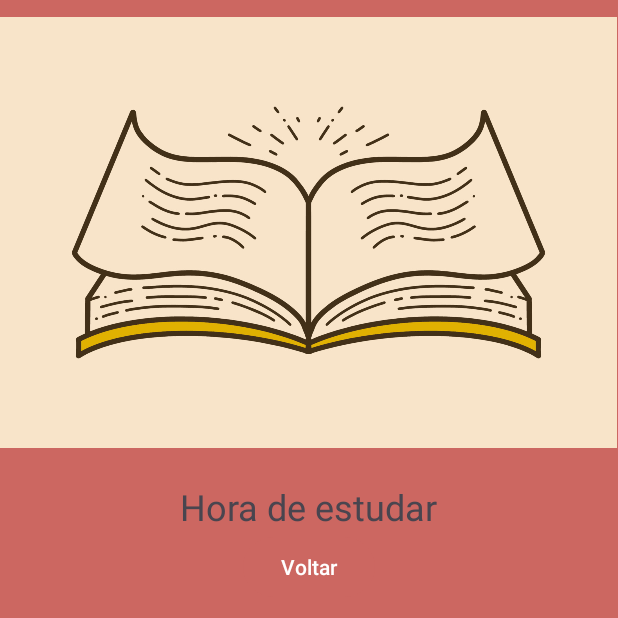
After one commit to Wesley-Neiva/ProjetoApp, an Android app: the Estudo_Activity screen opened directly, with no data from a screen before it, on a phone screen of 412 x 824 dp, the top half of it. The commit adds this screen. Run offline under Robolectric (Android 15) with nearby library versions, the phone set to English and light mode, and no system bars.

Commit message:
Criada a activity estudos

```diff
--- a/app/src/main/AndroidManifest.xml
+++ b/app/src/main/AndroidManifest.xml
@@ -12,6 +12,9 @@
         android:supportsRtl="true"
         android:theme="@style/Theme.AppMarcela"
         tools:targetApi="31">
+        <activity
+            android:name=".Estudo_Activity"
+            android:exported="false" />
         <activity
             android:name=".Consulta_Activity"
             android:exported="false" />
--- /dev/null
+++ b/app/src/main/java/com/wesleyneiva/appmarcela/Estudo_Activity.kt
@@ -0,0 +1,22 @@
+package com.wesleyneiva.appmarcela
+
+import androidx.appcompat.app.AppCompatActivity
+import android.os.Bundle
+import android.widget.Button
+
+class Estudo_Activity : AppCompatActivity() {
+
+    lateinit var botaoEstudoVoltar: Button
+
+    override fun onCreate(savedInstanceState: Bundle?) {
+        super.onCreate(savedInstanceState)
+        setContentView(R.layout.activity_estudo)
+
+        botaoEstudoVoltar = findViewById(R.id.btn_estudar_voltar)
+        val bundle = intent.extras
+
+        botaoEstudoVoltar.setOnClickListener {
+            finish()
+        }
+    }
+}
--- a/app/src/main/java/com/wesleyneiva/appmarcela/MainActivity.kt
+++ b/app/src/main/java/com/wesleyneiva/appmarcela/MainActivity.kt
@@ -11,6 +11,7 @@
     lateinit var btnDevocional: Button
     lateinit var btnAgenda: Button
     lateinit var btnConsulta: Button
+    lateinit var btnEstudar: Button
 
 
     override fun onCreate(savedInstanceState: Bundle?) {
@@ -49,5 +50,13 @@
             startActivity(intent)
         }
 
+        btnEstudar = findViewById(R.id.btn_estudar)
+        btnEstudar.setOnClickListener {
+            val intent = Intent(
+                this, Estudo_Activity::class.java
+            )
+            startActivity(intent)
+         }
+
     }
 }
--- /dev/null
+++ b/app/src/main/res/layout/activity_estudo.xml
@@ -0,0 +1,48 @@
+<?xml version="1.0" encoding="utf-8"?>
+<androidx.constraintlayout.widget.ConstraintLayout xmlns:android="http://schemas.android.com/apk/res/android"
+    xmlns:app="http://schemas.android.com/apk/res-auto"
+    xmlns:tools="http://schemas.android.com/tools"
+    android:layout_width="match_parent"
+    android:layout_height="match_parent"
+    android:scrollbarSize="@dimen/material_emphasis_disabled"
+    tools:context=".Estudo_Activity">
+
+    <ImageView
+        android:id="@+id/imageView"
+        android:layout_width="411dp"
+        android:layout_height="334dp"
+        android:layout_marginTop="8dp"
+        android:layout_marginBottom="680dp"
+        android:scrollbarSize="10dp"
+        app:layout_constraintBottom_toBottomOf="parent"
+        app:layout_constraintEnd_toEndOf="parent"
+        app:layout_constraintHorizontal_bias="0.0"
+        app:layout_constraintStart_toStartOf="parent"
+        app:layout_constraintTop_toTopOf="parent"
+        app:layout_constraintVertical_bias="0.106"
+        app:srcCompat="@drawable/livro" />
+
+    <TextView
+        android:id="@+id/textView4"
+        android:layout_width="wrap_content"
+        android:layout_height="wrap_content"
+        android:shadowColor="#0E0B0B"
+        android:text="Hora de estudar"
+        android:textColorHint="@color/black"
+        android:textSize="24sp"
+        app:layout_constraintEnd_toEndOf="parent"
+        app:layout_constraintHorizontal_bias="0.5"
+        app:layout_constraintStart_toStartOf="parent"
+        app:layout_constraintTop_toBottomOf="@+id/imageView" />
+
+    <Button
+        android:id="@+id/btn_estudar_voltar"
+        android:layout_width="wrap_content"
+        android:layout_height="wrap_content"
+        android:shadowColor="#0C0A0A"
+        android:text="Voltar"
+        app:layout_constraintEnd_toEndOf="parent"
+        app:layout_constraintHorizontal_bias="0.5"
+        app:layout_constraintStart_toStartOf="parent"
+        app:layout_constraintTop_toBottomOf="@+id/textView4" />
+</androidx.constraintlayout.widget.ConstraintLayout>
--- a/app/src/main/res/layout/activity_main.xml
+++ b/app/src/main/res/layout/activity_main.xml
@@ -35,14 +35,14 @@
         android:textColor="@color/black"
         android:textStyle="bold|italic"
         app:layout_constraintBottom_toBottomOf="parent"
-        app:layout_constraintEnd_toStartOf="@+id/button7"
+        app:layout_constraintEnd_toStartOf="@+id/btn_estudar"
         app:layout_constraintHorizontal_bias="0.5"
         app:layout_constraintStart_toStartOf="parent"
         app:layout_constraintTop_toBottomOf="@+id/btn_exercicios"
         app:layout_constraintVertical_bias="0.5" />
 
     <Button
-        android:id="@+id/button7"
+        android:id="@+id/btn_estudar"
         style="@style/Widget.Material3.Button.IconButton.Filled"
         android:layout_width="94dp"
         android:layout_height="83dp"
@@ -111,14 +111,14 @@
         android:layout_marginBottom="400dp"
         android:backgroundTint="@color/color_primaria"
         android:backgroundTintMode="src_in"
-        android:text="Estudo \n de Idiomas"
+        android:text="Idiomas"
         android:textAlignment="center"
         android:textColor="@color/black"
         android:textStyle="bold|italic"
         app:layout_constraintBottom_toBottomOf="parent"
         app:layout_constraintEnd_toEndOf="parent"
         app:layout_constraintHorizontal_bias="0.5"
-        app:layout_constraintStart_toEndOf="@+id/button7"
+        app:layout_constraintStart_toEndOf="@+id/btn_estudar"
         app:layout_constraintTop_toBottomOf="@+id/btn_agenda"
         app:layout_constraintVertical_bias="0.5" />
 
```
Also changed, not shown: app/src/main/res/drawable/livro.jpg (added).
